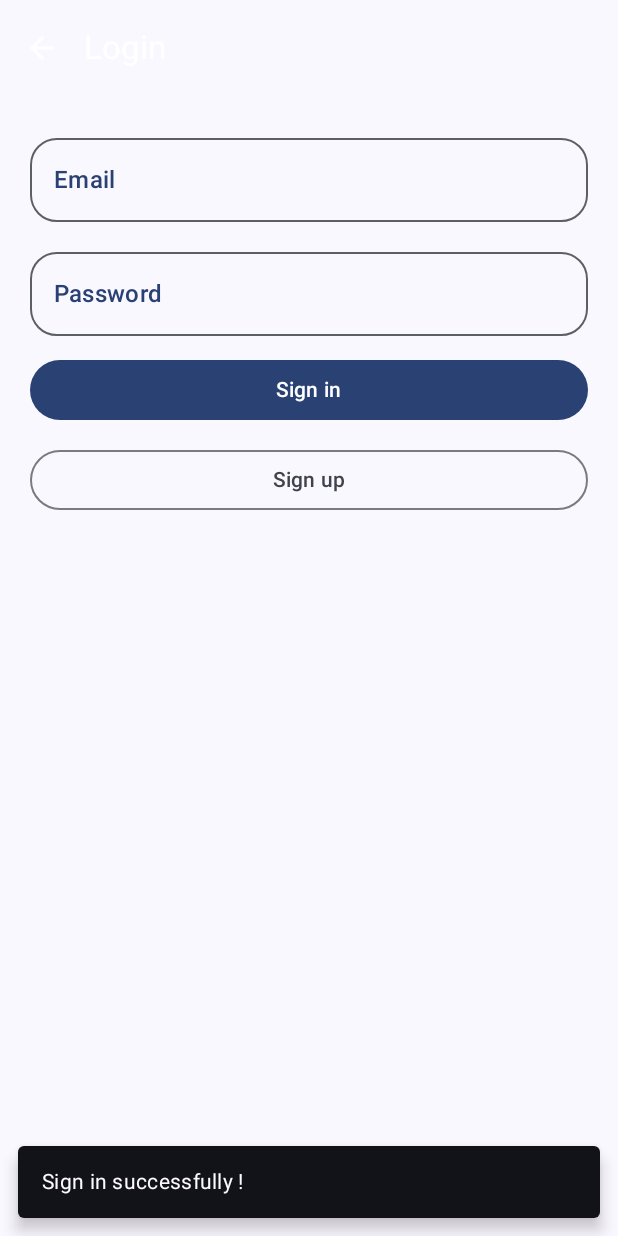
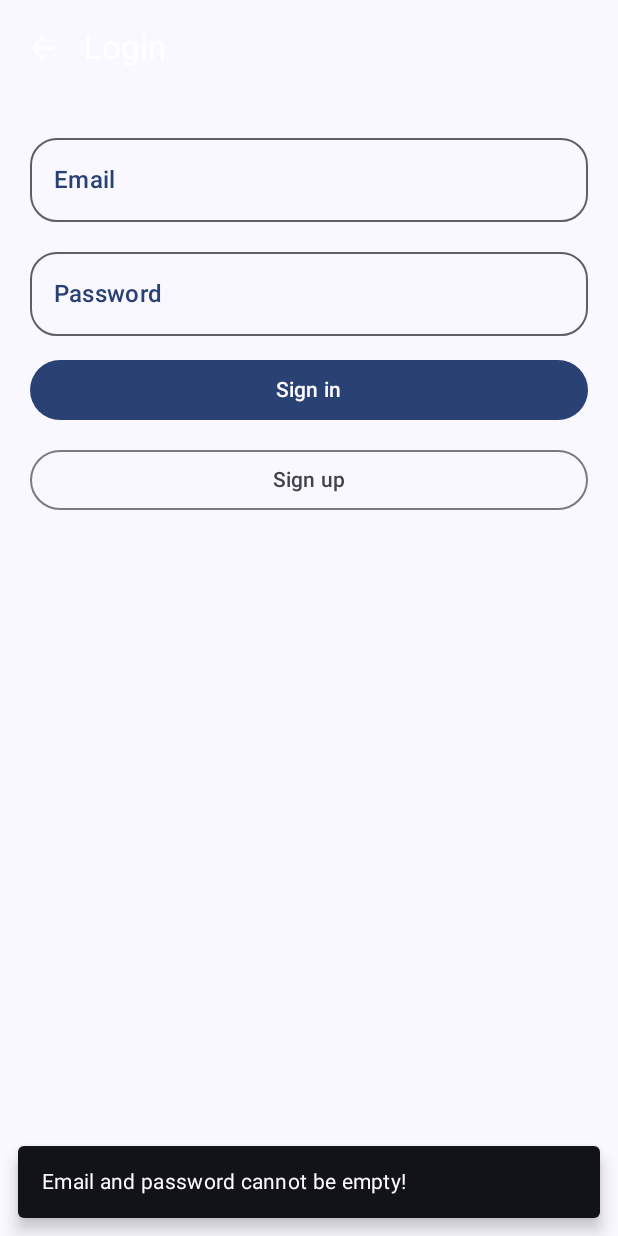
Before and after one commit to FikriEll/DictionaryPocket, an Android app built with Jetpack Compose: the composable SignInScreen shown on its own in the app's theme, after a tap on "Sign in", on a phone screen of 412 x 824 dp. Run offline under Robolectric (Android 15) with nearby library versions, the light colour scheme and no system bars; our stand-ins replace Dagger/Hilt's generated code, Room's generated code; libraries missing offline, so code that uses them is left out: com.haroldadmin.cnradapter, com.ramcosta.composedestinations, io.github.jan.supabase; 2 statements that could not run were skipped.

Commit message:
fixing code

```diff
--- a/app/src/main/java/com/fikrielg/dictionarypocket/data/repository/AuthenticationRepositoryImpl.kt
+++ b/app/src/main/java/com/fikrielg/dictionarypocket/data/repository/AuthenticationRepositoryImpl.kt
@@ -1,5 +1,6 @@
 package com.fikrielg.dictionarypocket.data.repository
 
+import android.util.Log
 import com.fikrielg.dictionarypocket.data.kotpref.AuthPref
 import com.fikrielg.dictionarypocket.data.source.remote.model.Users
 import com.fikrielg.dictionarypocket.util.Resource
@@ -48,6 +49,7 @@ class AuthenticationRepositoryImpl @Inject constructor(
             }
             emit(Resource.Success(true))
         } catch(e: Exception) {
+            Log.d("ERROR SIGN UP", e.message.toString())
             emit(Resource.Error(e.message.toString() ?: "Error Ocurred"))
         }
     }
--- a/app/src/main/java/com/fikrielg/dictionarypocket/data/repository/DictionaryRepository.kt
+++ b/app/src/main/java/com/fikrielg/dictionarypocket/data/repository/DictionaryRepository.kt
@@ -1,5 +1,6 @@
 package com.fikrielg.dictionarypocket.data.repository
 
+import com.fikrielg.dictionarypocket.data.source.local.entities.History
 import com.fikrielg.dictionarypocket.data.source.remote.DictionaryResponseModel
 import com.fikrielg.dictionarypocket.data.source.remote.model.Bookmark
 import com.fikrielg.dictionarypocket.util.Resource
@@ -7,5 +8,7 @@ import kotlinx.coroutines.flow.Flow
 
 interface DictionaryRepository {
     suspend fun getDefinition(word: String): Flow<Resource<List<DictionaryResponseModel>>>
-//    suspend fun getBookmarkList() : Flow<List<Bookmark>>
+    fun getHistoryList() : Flow<List<History>>
+    suspend fun addHistory(history: History)
+    suspend fun deleteHistory(history: History)
 }
--- a/app/src/main/java/com/fikrielg/dictionarypocket/presentation/screen/auth/SignInScreen.kt
+++ b/app/src/main/java/com/fikrielg/dictionarypocket/presentation/screen/auth/SignInScreen.kt
@@ -27,13 +27,16 @@ import androidx.compose.ui.Modifier
 import androidx.compose.ui.platform.LocalSoftwareKeyboardController
 import androidx.compose.ui.unit.dp
 import androidx.hilt.navigation.compose.hiltViewModel
+import com.fikrielg.dictionarypocket.presentation.screen.destinations.SignUpScreenDestination
 import com.ramcosta.composedestinations.annotation.Destination
+import com.ramcosta.composedestinations.navigation.DestinationsNavigator
 import kotlinx.coroutines.launch
 
 @OptIn(ExperimentalMaterial3Api::class)
 @Destination
 @Composable
 fun SignInScreen(
+    navigator: DestinationsNavigator,
     modifier: Modifier = Modifier,
     viewModel: SignInViewModel = hiltViewModel()
 ) {
@@ -109,12 +112,21 @@ fun SignInScreen(
                 .padding(top = 12.dp),
                 onClick = {
                     localSoftwareKeyboardController?.hide()
-                    viewModel.onSignIn()
-                    coroutineScope.launch {
-                        snackBarHostState.showSnackbar(
-                            message = "Sign in successfully !",
-                            duration = SnackbarDuration.Long
-                        )
+                    if (email.value.isNotEmpty() && password.value.isNotEmpty()) {
+                        viewModel.onSignIn()
+                        coroutineScope.launch {
+                            snackBarHostState.showSnackbar(
+                                message = "Sign in successfully!",
+                                duration = SnackbarDuration.Long
+                            )
+                        }
+                    } else {
+                        coroutineScope.launch {
+                            snackBarHostState.showSnackbar(
+                                message = "Email and password cannot be empty!",
+                                duration = SnackbarDuration.Long
+                            )
+                        }
                     }
                 }) {
                 Text("Sign in")
@@ -122,7 +134,7 @@ fun SignInScreen(
             OutlinedButton(modifier = modifier
                 .fillMaxWidth()
                 .padding(top = 12.dp), onClick = {
-                    viewModel.onSignIn()
+                navigator.navigate(SignUpScreenDestination)
             }) {
                 Text("Sign up")
             }
```
Also changed, not shown: app/src/main/java/com/fikrielg/dictionarypocket/data/repository/DictionaryRepositoryImpl.kt (+18 -3 lines), app/src/main/java/com/fikrielg/dictionarypocket/di/AppModule.kt (+16 -8 lines), app/src/main/java/com/fikrielg/dictionarypocket/presentation/screen/home/HomeScreen.kt (+60 -5 lines), app/src/main/java/com/fikrielg/dictionarypocket/presentation/screen/home/HomeViewModel.kt (+28 -0 lines).
